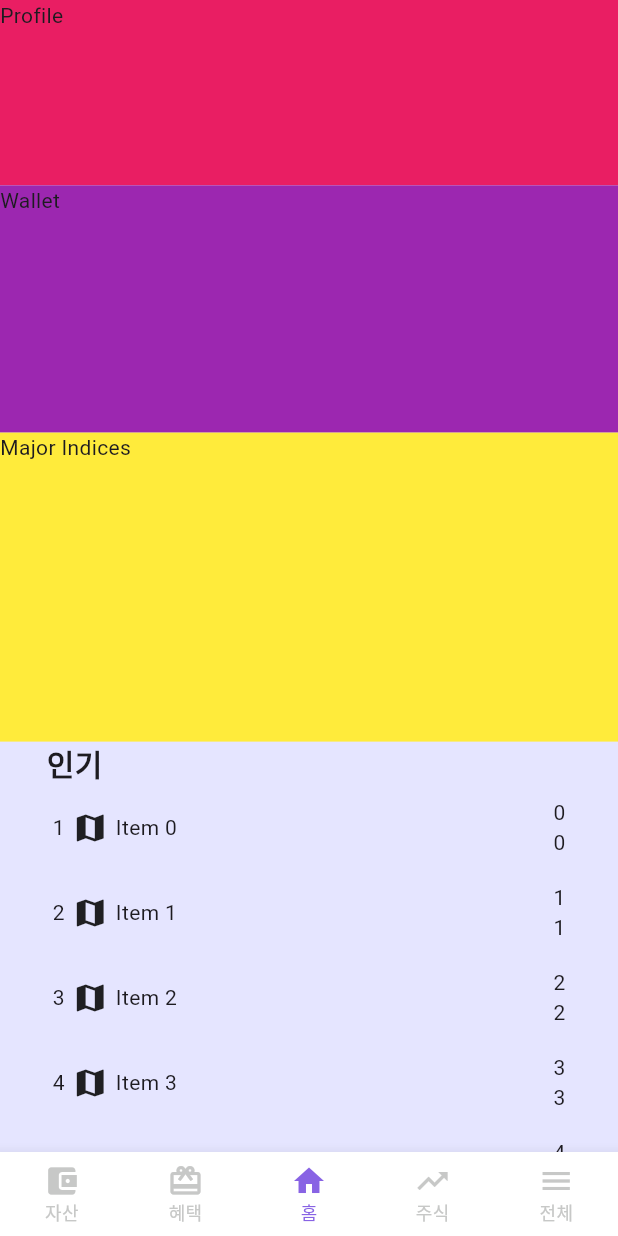
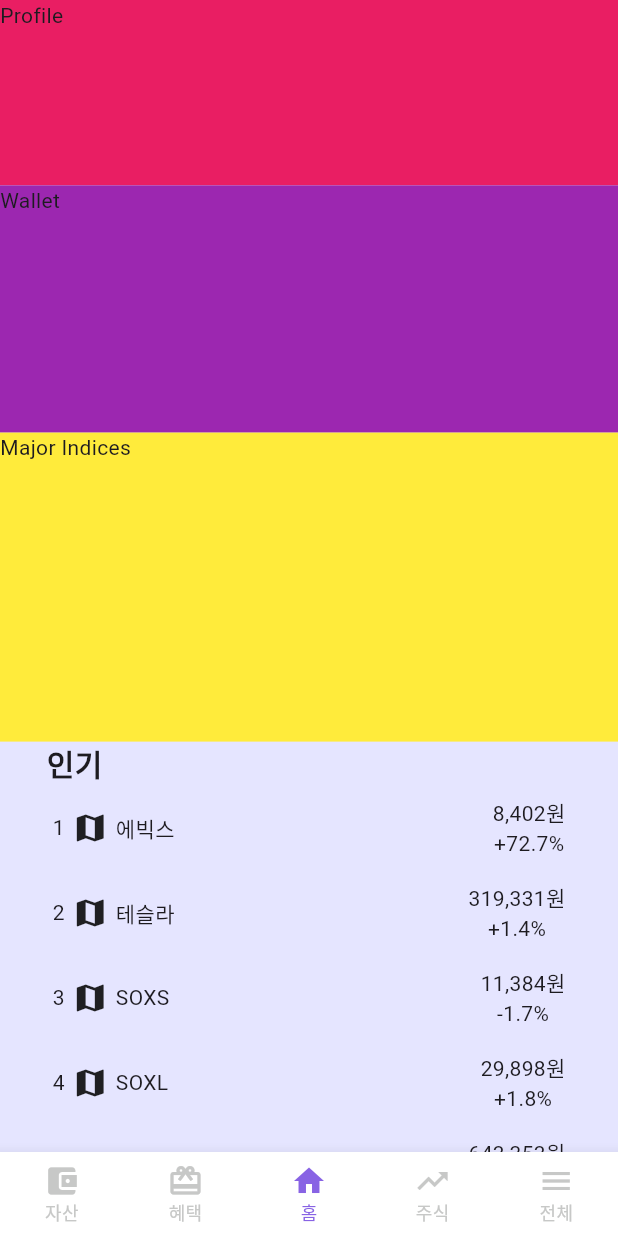
Before and after one commit to ShinhansecMobile/Shinhansec-Intern-App, a Flutter app: the screen it shows after launch, on a phone screen of 412 x 824 dp. Run offline on Flutter 3.47's test engine with Material 2 defaults, Android fonts, the phone set to English and light mode, and no system bars.

Commit message:
[CHORE] 인기 종목 리스트 데이터 추가

```diff
--- a/lib/models/popular_data.dart
+++ b/lib/models/popular_data.dart
@@ -3,8 +3,8 @@ import 'package:flutter/material.dart';
 class PopularData {
   final Icon stockIcon;
   final String stockName;
-  final int stockPrice;
-  final int stockProfit;
+  final String stockPrice;
+  final String stockProfit;
 
   PopularData({
     required this.stockIcon,
@@ -13,3 +13,67 @@ class PopularData {
     required this.stockProfit,
   });
 }
+
+
+List<PopularData> popularDataList = [
+  PopularData(
+      stockIcon: const Icon(Icons.map),
+      stockName: "에빅스",
+      stockPrice: "8,402원",
+      stockProfit: "+72.7%"
+  ),
+  PopularData(
+    stockIcon: const Icon(Icons.map),
+    stockName: "테슬라",
+    stockPrice: "319,331원",
+    stockProfit: "+1.4%"
+  ),
+  PopularData(
+    stockIcon: const Icon(Icons.map),
+    stockName: "SOXS",
+    stockPrice: "11,384원",
+    stockProfit: "-1.7%"
+  ),
+  PopularData(
+      stockIcon: const Icon(Icons.map),
+      stockName: "SOXL",
+      stockPrice: "29,898원",
+      stockProfit: "+1.8%"
+  ),
+  PopularData(
+      stockIcon: const Icon(Icons.map),
+      stockName: "엔비디아",
+      stockPrice: "643,353원",
+      stockProfit: "-2.2%"
+  ),
+  PopularData(
+      stockIcon: const Icon(Icons.map),
+      stockName: "니콜라",
+      stockPrice: "1,431원",
+      stockProfit: "-0.9%"
+  ),
+  PopularData(
+      stockIcon: const Icon(Icons.map),
+      stockName: "카이네이트 바이오파머",
+      stockPrice: "3,114원",
+      stockProfit: "+49.0%"
+  ),
+  PopularData(
+      stockIcon: const Icon(Icons.map),
+      stockName: "BOIL",
+      stockPrice: "71,367원",
+      stockProfit: "+6.2%"
+  ),
+  PopularData(
+      stockIcon: const Icon(Icons.map),
+      stockName: "아이온큐",
+      stockPrice: "17,268원",
+      stockProfit: "+2.6%"
+  ),
+  PopularData(
+      stockIcon: const Icon(Icons.map),
+      stockName: "KOLD",
+      stockPrice: "73,832원",
+      stockProfit: "-5.9%"
+  ),
+];
--- a/lib/widgets/popular_list_view.dart
+++ b/lib/widgets/popular_list_view.dart
@@ -11,11 +11,6 @@ class PopularListView extends StatefulWidget {
 }
 
 class _PopularListViewState extends State<PopularListView> {
-  List<PopularData> popularDataList = List.generate(
-    10,
-        (index) => PopularData(stockIcon: const Icon(Icons.map), stockName: 'Item $index', stockPrice: index, stockProfit: index),
-  );
-
   @override
   Widget build(BuildContext context) {
     return ListView.builder(
```
